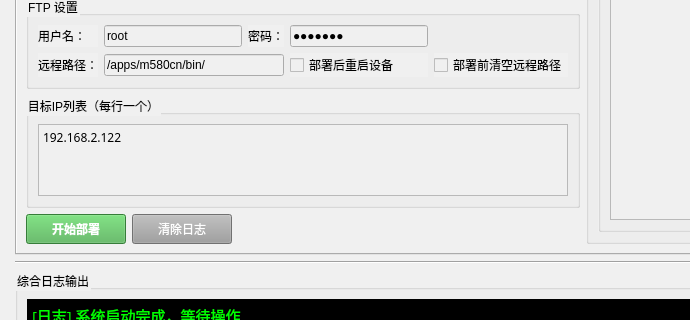
Above: DeployMaster.ui from turnarond/QtDeployMaster before the change; both pictures show x 0 to 690 and y 309 to 629 of the 916 by 800 pixel window. Below: the same form after it.
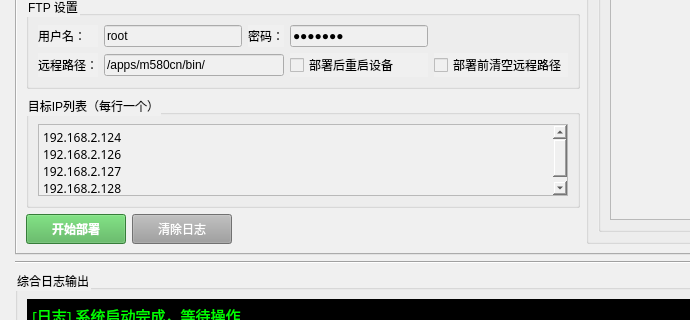
That is the form after the change. Icons and pictures are not drawn. Custom widgets are drawn as their Qt base class.

Commit message: Add sync before reboot

Diff of the .ui file:
```diff
--- a/DeployMaster.ui
+++ b/DeployMaster.ui
@@ -249,10 +249,16 @@
 li.unchecked::marker { content: &quot;\2610&quot;; }
 li.checked::marker { content: &quot;\2612&quot;; }
 &lt;/style&gt;&lt;/head&gt;&lt;body style=&quot; font-family:'Microsoft YaHei','Segoe UI'; font-size:9pt; font-weight:400; font-style:normal;&quot;&gt;
-&lt;p style=&quot; margin-top:0px; margin-bottom:0px; margin-left:0px; margin-right:0px; -qt-block-indent:0; text-indent:0px;&quot;&gt;192.168.2.122&lt;/p&gt;&lt;/body&gt;&lt;/html&gt;</string>
+&lt;p style=&quot; margin-top:6px; margin-bottom:6px; margin-left:0px; margin-right:0px; -qt-block-indent:0; text-indent:0px;&quot;&gt;192.168.2.124&lt;/p&gt;
+&lt;p style=&quot; margin-top:6px; margin-bottom:6px; margin-left:0px; margin-right:0px; -qt-block-indent:0; text-indent:0px;&quot;&gt;192.168.2.126&lt;/p&gt;
+&lt;p style=&quot; margin-top:6px; margin-bottom:6px; margin-left:0px; margin-right:0px; -qt-block-indent:0; text-indent:0px;&quot;&gt;192.168.2.127&lt;/p&gt;
+&lt;p style=&quot; margin-top:6px; margin-bottom:6px; margin-left:0px; margin-right:0px; -qt-block-indent:0; text-indent:0px;&quot;&gt;192.168.2.128&lt;/p&gt;&lt;/body&gt;&lt;/html&gt;</string>
              </property>
              <property name="plainText">
-              <string>192.168.2.122</string>
+              <string>192.168.2.124
+192.168.2.126
+192.168.2.127
+192.168.2.128</string>
              </property>
             </widget>
            </item>
```
Left out of the diff: 8 changed lines with no effect on the pictures. The commit also changes 1 other file.
